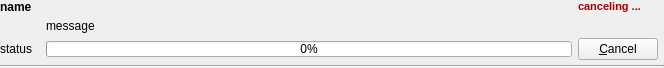
First picture: the form in plugins/imagingfcs/qfrdrimagingfcsthreadprogress.ui, repository jkriege2/QuickFit3, before the edit.
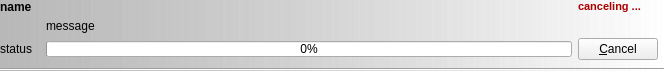
Second picture: the form after the edit. Icons and pictures are not drawn.

```diff
--- a/plugins/imagingfcs/qfrdrimagingfcsthreadprogress.ui
+++ b/plugins/imagingfcs/qfrdrimagingfcsthreadprogress.ui
@@ -7,7 +7,7 @@
     <x>0</x>
     <y>0</y>
     <width>664</width>
-    <height>68</height>
+    <height>71</height>
    </rect>
   </property>
   <property name="maximumSize">
@@ -19,6 +19,11 @@
   <property name="windowTitle">
    <string>Form</string>
   </property>
+  <property name="styleSheet">
+   <string notr="true">#QFRDRImagingFCSThreadProgress {
+  background-color: qlineargradient(spread:pad, x1:0, y1:0, x2:1, y2:0, stop:0 rgba(160, 160, 160, 127), stop:1 rgba(127, 127, 127, 0));
+}</string>
+  </property>
   <layout class="QGridLayout" name="gridLayout" columnstretch="0,0,0,0">
    <property name="verticalSpacing">
     <number>2</number>
```
